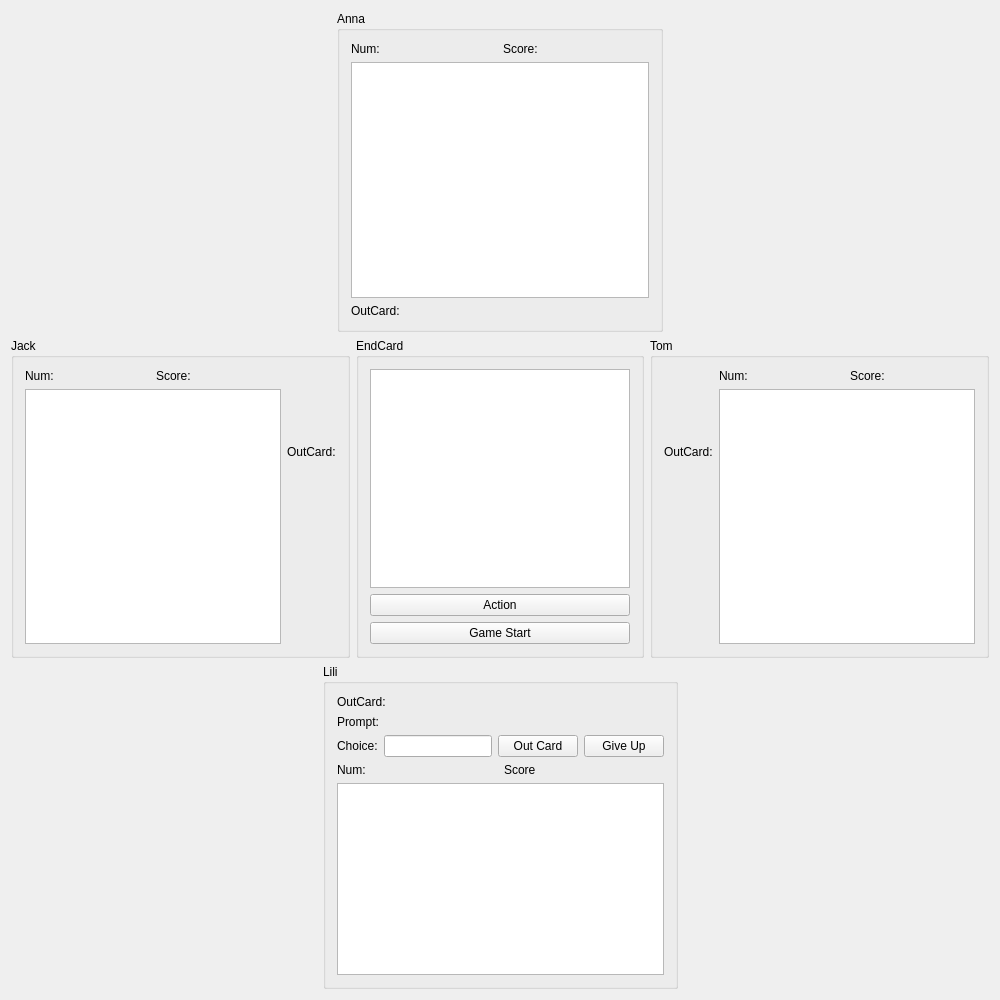
Before: the Qt Designer form CWidget.ui in Jecklin/uno_game, drawn with Qt 5.
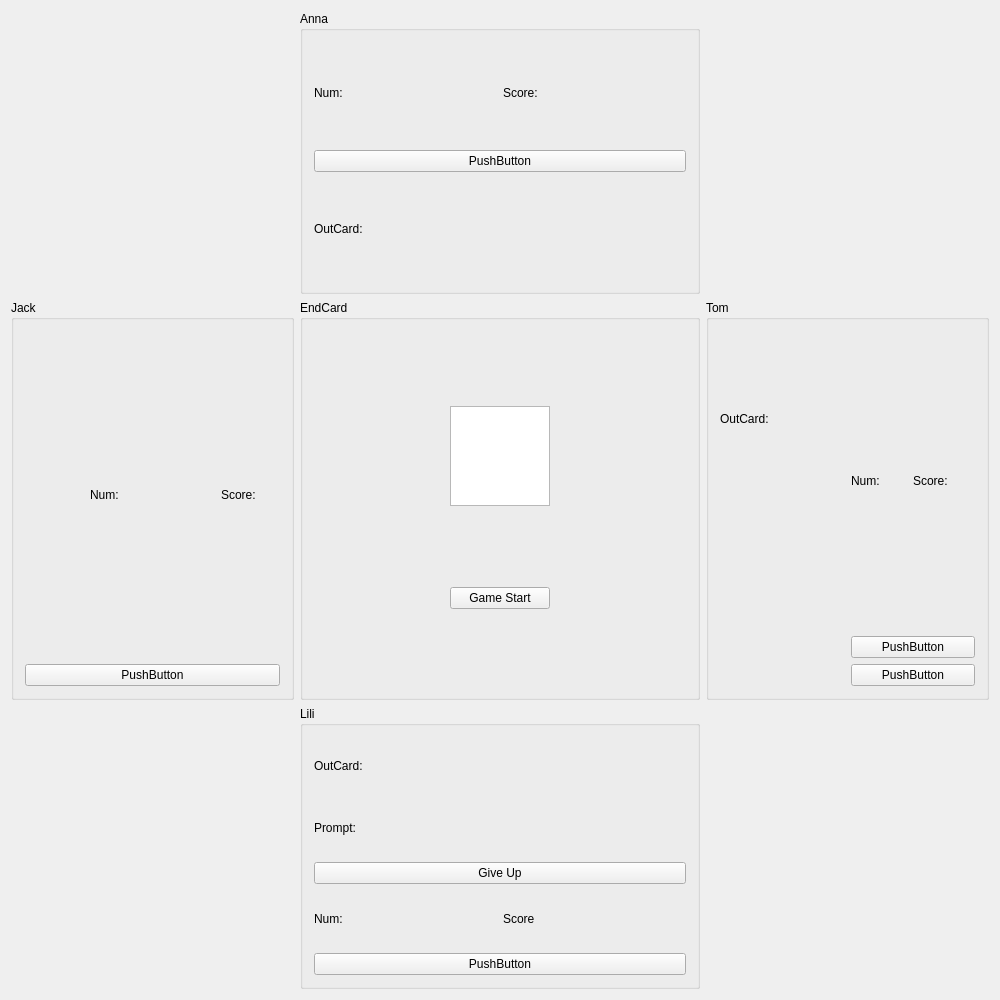
After: the same form once the commit is applied.

Diff of the .ui file:
```diff
--- a/CWidget.ui
+++ b/CWidget.ui
@@ -31,10 +31,33 @@
      </item>
      <item>
       <widget class="QGroupBox" name="groupBoxTop">
+       <property name="minimumSize">
+        <size>
+         <width>400</width>
+         <height>0</height>
+        </size>
+       </property>
+       <property name="maximumSize">
+        <size>
+         <width>400</width>
+         <height>16777215</height>
+        </size>
+       </property>
        <property name="title">
         <string>Anna</string>
        </property>
        <layout class="QGridLayout" name="gridLayout">
+        <item row="1" column="0">
+         <layout class="QHBoxLayout" name="layoutTop">
+          <item>
+           <widget class="QPushButton" name="pushButton_2">
+            <property name="text">
+             <string>PushButton</string>
+            </property>
+           </widget>
+          </item>
+         </layout>
+        </item>
         <item row="0" column="0">
          <layout class="QHBoxLayout" name="horizontalLayout_4">
           <item>
@@ -67,9 +90,6 @@
           </item>
          </layout>
         </item>
-        <item row="1" column="0">
-         <widget class="QTextBrowser" name="textBrowserTop"/>
-        </item>
         <item row="2" column="0">
          <layout class="QHBoxLayout" name="horizontalLayout_8">
           <item>
@@ -110,19 +130,26 @@
     <layout class="QHBoxLayout" name="horizontalLayout">
      <item>
       <widget class="QGroupBox" name="groupBoxLeft">
+       <property name="minimumSize">
+        <size>
+         <width>0</width>
+         <height>400</height>
+        </size>
+       </property>
+       <property name="maximumSize">
+        <size>
+         <width>16777215</width>
+         <height>400</height>
+        </size>
+       </property>
        <property name="title">
         <string>Jack</string>
        </property>
        <layout class="QGridLayout" name="gridLayout_2">
         <item row="0" column="0">
+         <layout class="QVBoxLayout" name="verticalLayout">
+          <item>
          <layout class="QHBoxLayout" name="horizontalLayout_5">
-          <item>
-           <widget class="QLabel" name="label_7">
-            <property name="text">
-             <string>Num:</string>
-            </property>
-           </widget>
-          </item>
           <item>
            <widget class="QLabel" name="labelNumLeft">
             <property name="text">
@@ -131,9 +158,9 @@
            </widget>
           </item>
           <item>
-           <widget class="QLabel" name="label_5">
+             <widget class="QLabel" name="label_7">
             <property name="text">
-             <string>Score:</string>
+               <string>Num:</string>
             </property>
            </widget>
           </item>
@@ -144,26 +171,25 @@
             </property>
            </widget>
           </item>
-         </layout>
-        </item>
-        <item row="1" column="0">
-         <widget class="QTextBrowser" name="textBrowserLeft"/>
-        </item>
-        <item row="1" column="1">
-         <layout class="QVBoxLayout" name="verticalLayout">
           <item>
-           <widget class="QLabel" name="label_12">
+             <widget class="QLabel" name="label_5">
             <property name="text">
-             <string>OutCard:</string>
+               <string>Score:</string>
             </property>
            </widget>
           </item>
+           </layout>
+          </item>
           <item>
-           <widget class="QLabel" name="labelOutCardLeft">
+           <layout class="QVBoxLayout" name="layoutLeft">
+            <item>
+             <widget class="QPushButton" name="pushButton_3">
             <property name="text">
-             <string/>
-            </property>
-           </widget>
+               <string>PushButton</string>
+              </property>
+             </widget>
+            </item>
+           </layout>
           </item>
          </layout>
         </item>
@@ -172,21 +198,39 @@
      </item>
      <item>
       <widget class="QGroupBox" name="groupBoxMid">
+       <property name="minimumSize">
+        <size>
+         <width>0</width>
+         <height>400</height>
+        </size>
+       </property>
+       <property name="maximumSize">
+        <size>
+         <width>400</width>
+         <height>400</height>
+        </size>
+       </property>
        <property name="title">
         <string>EndCard</string>
        </property>
        <layout class="QGridLayout" name="gridLayout_5">
         <item row="0" column="0">
-         <widget class="QTextBrowser" name="textBrowserEndCard"/>
-        </item>
-        <item row="1" column="0">
-         <widget class="QPushButton" name="pushButtonPlayerAction">
-          <property name="text">
-           <string>Action</string>
+         <widget class="QTextBrowser" name="textBrowserEndCard">
+          <property name="minimumSize">
+           <size>
+            <width>100</width>
+            <height>100</height>
+           </size>
+          </property>
+          <property name="maximumSize">
+           <size>
+            <width>100</width>
+            <height>100</height>
+           </size>
           </property>
          </widget>
         </item>
-        <item row="2" column="0">
+        <item row="1" column="0">
          <widget class="QPushButton" name="pushButtonStart">
           <property name="text">
            <string>Game Start</string>
@@ -198,11 +242,43 @@
      </item>
      <item>
       <widget class="QGroupBox" name="groupBoxRight">
+       <property name="minimumSize">
+        <size>
+         <width>0</width>
+         <height>400</height>
+        </size>
+       </property>
+       <property name="maximumSize">
+        <size>
+         <width>16777215</width>
+         <height>400</height>
+        </size>
+       </property>
        <property name="title">
         <string>Tom</string>
        </property>
        <layout class="QGridLayout" name="gridLayout_4">
+        <item row="0" column="0">
+         <layout class="QVBoxLayout" name="verticalLayout_2">
+          <item>
+           <widget class="QLabel" name="label_11">
+            <property name="text">
+             <string>OutCard:</string>
+            </property>
+           </widget>
+          </item>
+          <item>
+           <widget class="QLabel" name="labelOutCardRight">
+            <property name="text">
+             <string/>
+            </property>
+           </widget>
+          </item>
+         </layout>
+        </item>
         <item row="0" column="1">
+         <layout class="QVBoxLayout" name="verticalLayout_4">
+          <item>
          <layout class="QHBoxLayout" name="horizontalLayout_6">
           <item>
            <widget class="QLabel" name="label_9">
@@ -234,26 +310,25 @@
           </item>
          </layout>
         </item>
-        <item row="1" column="0">
-         <layout class="QVBoxLayout" name="verticalLayout_2">
           <item>
-           <widget class="QLabel" name="label_11">
+           <layout class="QVBoxLayout" name="layoutRight">
+            <item>
+             <widget class="QPushButton" name="pushButton_5">
             <property name="text">
-             <string>OutCard:</string>
+               <string>PushButton</string>
             </property>
            </widget>
           </item>
           <item>
-           <widget class="QLabel" name="labelOutCardRight">
+             <widget class="QPushButton" name="pushButton_6">
             <property name="text">
-             <string/>
+               <string>PushButton</string>
             </property>
            </widget>
           </item>
          </layout>
         </item>
-        <item row="1" column="1">
-         <widget class="QTextBrowser" name="textBrowserRight"/>
+         </layout>
         </item>
        </layout>
       </widget>
@@ -277,6 +352,18 @@
      </item>
      <item>
       <widget class="QGroupBox" name="groupBoxLow">
+       <property name="minimumSize">
+        <size>
+         <width>400</width>
+         <height>0</height>
+        </size>
+       </property>
+       <property name="maximumSize">
+        <size>
+         <width>400</width>
+         <height>16777215</height>
+        </size>
+       </property>
        <property name="title">
         <string>Lili</string>
        </property>
@@ -317,34 +404,6 @@
           </item>
          </layout>
         </item>
-        <item row="2" column="0">
-         <layout class="QHBoxLayout" name="horizontalLayout_10">
-          <item>
-           <widget class="QLabel" name="label_10">
-            <property name="text">
-             <string>Choice:</string>
-            </property>
-           </widget>
-          </item>
-          <item>
-           <widget class="QLineEdit" name="lineEditChoice"/>
-          </item>
-          <item>
-           <widget class="QPushButton" name="pushButtonOutCard">
-            <property name="text">
-             <string>Out Card</string>
-            </property>
-           </widget>
-          </item>
-          <item>
-           <widget class="QPushButton" name="pushButtonGiveUp">
-            <property name="text">
-             <string>Give Up</string>
-            </property>
-           </widget>
-          </item>
-         </layout>
-        </item>
         <item row="3" column="0">
          <layout class="QHBoxLayout" name="horizontalLayout_7">
           <item>
@@ -377,11 +436,27 @@
           </item>
          </layout>
         </item>
+        <item row="2" column="0">
+         <layout class="QHBoxLayout" name="horizontalLayout_10">
+          <item>
+           <widget class="QPushButton" name="pushButtonGiveUp">
+            <property name="text">
+             <string>Give Up</string>
+            </property>
+           </widget>
+          </item>
+         </layout>
+        </item>
         <item row="4" column="0">
-         <widget class="QTextBrowser" name="textBrowserLow"/>
-        </item>
-        <item row="5" column="0">
-         <layout class="QHBoxLayout" name="layoutLow"/>
+         <layout class="QHBoxLayout" name="layoutLow">
+          <item>
+           <widget class="QPushButton" name="pushButton">
+            <property name="text">
+             <string>PushButton</string>
+            </property>
+           </widget>
+          </item>
+         </layout>
         </item>
        </layout>
       </widget>
```
Lines whose indentation alone changed are shown as unchanged.
